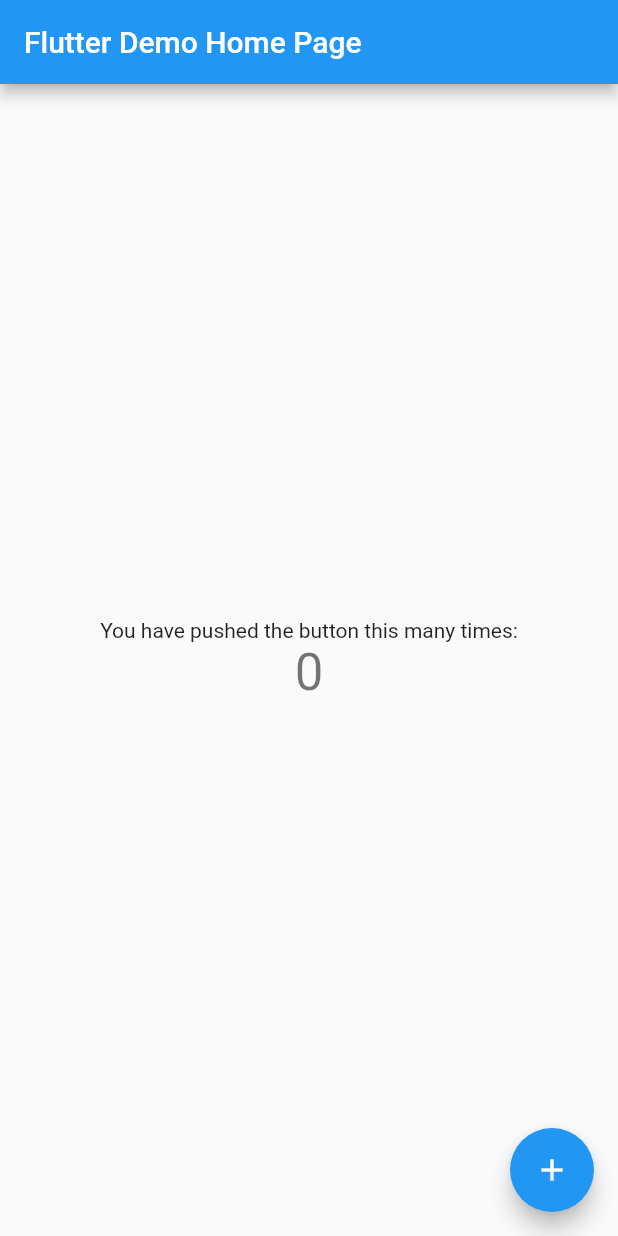
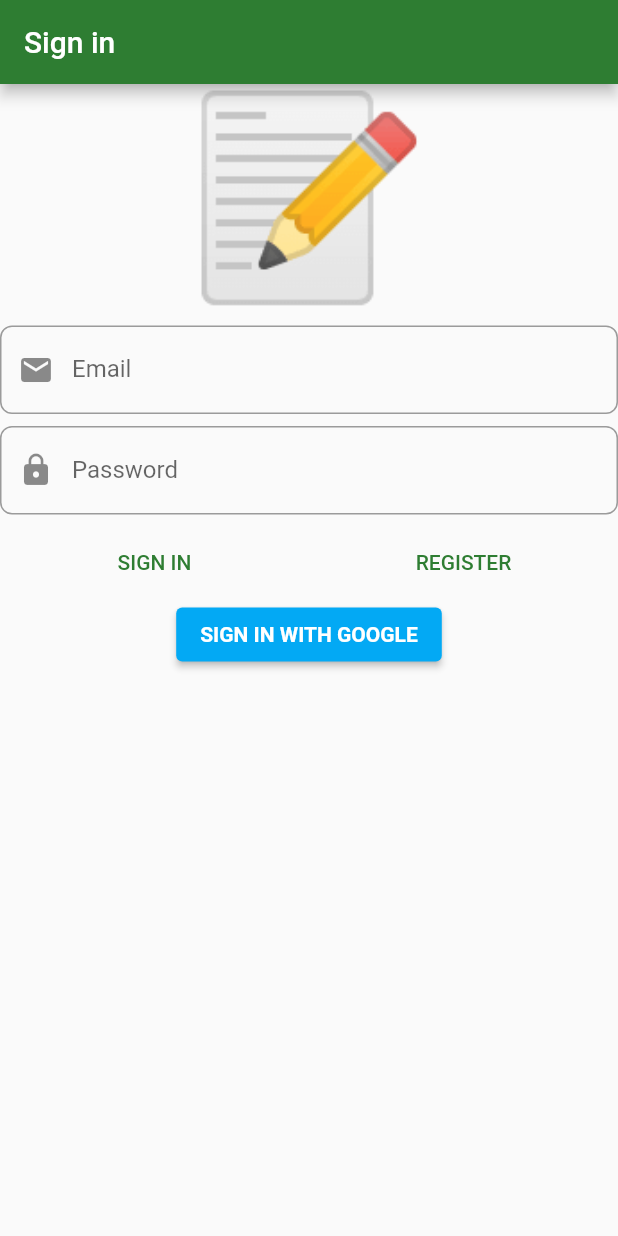
Before and after one commit to alex-lemeshinsky/flutter_ddd_firebase, a Flutter app: the screen it shows after launch, on a phone screen of 412 x 824 dp. Run offline on Flutter 3.47's test engine with Material 2 defaults, Android fonts, the light colour scheme and no system bars; our stand-ins replace another_flushbar, dartz, firebase_auth, firebase_core, flutter_bloc, freezed_annotation and 3 more; accounts and stored records are empty.

Commit message:
implemented sign in form

```diff
--- a/lib/domain/auth/i_auth_facade.dart
+++ b/lib/domain/auth/i_auth_facade.dart
@@ -1,8 +1,11 @@
 import 'package:dartz/dartz.dart';
 import 'package:flutter_ddd_firebase/domain/auth/auth_failure.dart';
+import 'package:flutter_ddd_firebase/domain/auth/user.dart';
 import 'package:flutter_ddd_firebase/domain/auth/value_objects.dart';
 
 abstract class IAuthFacade {
+  Future<Option<AppUser>> getSignedInUser();
+
   Future<Either<AuthFailure, Unit>> registerWithEmailAndPassword({
     required EmailAddress emailAddress,
     required Password password,
@@ -14,4 +17,6 @@
   });
 
   Future<Either<AuthFailure, Unit>> signInWithGoogle();
+
+  Future<void> signOut();
 }
--- a/lib/main.dart
+++ b/lib/main.dart
@@ -1,115 +1,12 @@
+import 'package:firebase_core/firebase_core.dart';
 import 'package:flutter/material.dart';
+import 'package:flutter_ddd_firebase/presentation/core/app_widget.dart';
 
-void main() {
-  runApp(const MyApp());
+import 'injection.dart';
+
+void main() async {
+  WidgetsFlutterBinding.ensureInitialized();
+  await Firebase.initializeApp();
+  configureDependencies();
+  runApp(const AppWidget());
 }
-
-class MyApp extends StatelessWidget {
-  const MyApp({super.key});
-
-  // This widget is the root of your application.
-  @override
-  Widget build(BuildContext context) {
-    return MaterialApp(
-      title: 'Flutter Demo',
-      theme: ThemeData(
-        // This is the theme of your application.
-        //
-        // Try running your application with "flutter run". You'll see the
-        // application has a blue toolbar. Then, without quitting the app, try
-        // changing the primarySwatch below to Colors.green and then invoke
-        // "hot reload" (press "r" in the console where you ran "flutter run",
-        // or simply save your changes to "hot reload" in a Flutter IDE).
-        // Notice that the counter didn't reset back to zero; the application
-        // is not restarted.
-        primarySwatch: Colors.blue,
-      ),
-      home: const MyHomePage(title: 'Flutter Demo Home Page'),
-    );
-  }
-}
-
-class MyHomePage extends StatefulWidget {
-  const MyHomePage({super.key, required this.title});
-
-  // This widget is the home page of your application. It is stateful, meaning
-  // that it has a State object (defined below) that contains fields that affect
-  // how it looks.
-
-  // This class is the configuration for the state. It holds the values (in this
-  // case the title) provided by the parent (in this case the App widget) and
-  // used by the build method of the State. Fields in a Widget subclass are
-  // always marked "final".
-
-  final String title;
-
-  @override
-  State<MyHomePage> createState() => _MyHomePageState();
-}
-
-class _MyHomePageState extends State<MyHomePage> {
-  int _counter = 0;
-
-  void _incrementCounter() {
-    setState(() {
-      // This call to setState tells the Flutter framework that something has
-      // changed in this State, which causes it to rerun the build method below
-      // so that the display can reflect the updated values. If we changed
-      // _counter without calling setState(), then the build method would not be
-      // called again, and so nothing would appear to happen.
-      _counter++;
-    });
-  }
-
-  @override
-  Widget build(BuildContext context) {
-    // This method is rerun every time setState is called, for instance as done
-    // by the _incrementCounter method above.
-    //
-    // The Flutter framework has been optimized to make rerunning build methods
-    // fast, so that you can just rebuild anything that needs updating rather
-    // than having to individually change instances of widgets.
-    return Scaffold(
-      appBar: AppBar(
-        // Here we take the value from the MyHomePage object that was created by
-        // the App.build method, and use it to set our appbar title.
-        title: Text(widget.title),
-      ),
-      body: Center(
-        // Center is a layout widget. It takes a single child and positions it
-        // in the middle of the parent.
-        child: Column(
-          // Column is also a layout widget. It takes a list of children and
-          // arranges them vertically. By default, it sizes itself to fit its
-          // children horizontally, and tries to be as tall as its parent.
-          //
-          // Invoke "debug painting" (press "p" in the console, choose the
-          // "Toggle Debug Paint" action from the Flutter Inspector in Android
-          // Studio, or the "Toggle Debug Paint" command in Visual Studio Code)
-          // to see the wireframe for each widget.
-          //
-          // Column has various properties to control how it sizes itself and
-          // how it positions its children. Here we use mainAxisAlignment to
-          // center the children vertically; the main axis here is the vertical
-          // axis because Columns are vertical (the cross axis would be
-          // horizontal).
-          mainAxisAlignment: MainAxisAlignment.center,
-          children: <Widget>[
-            const Text(
-              'You have pushed the button this many times:',
-            ),
-            Text(
-              '$_counter',
-              style: Theme.of(context).textTheme.headlineMedium,
-            ),
-          ],
-        ),
-      ),
-      floatingActionButton: FloatingActionButton(
-        onPressed: _incrementCounter,
-        tooltip: 'Increment',
-        child: const Icon(Icons.add),
-      ), // This trailing comma makes auto-formatting nicer for build methods.
-    );
-  }
-}
--- /dev/null
+++ b/lib/presentation/core/app_widget.dart
@@ -0,0 +1,23 @@
+import 'package:flutter/material.dart';
+import 'package:flutter_ddd_firebase/presentation/sign_in/sign_in_page.dart';
+
+class AppWidget extends StatelessWidget {
+  const AppWidget({super.key});
+
+  @override
+  Widget build(BuildContext context) {
+    return MaterialApp(
+      title: "Notes app",
+      theme: ThemeData.light().copyWith(
+        colorScheme: ColorScheme.light(
+          primary: Colors.green[800]!,
+          secondary: Colors.blueAccent,
+        ),
+        inputDecorationTheme: InputDecorationTheme(
+          border: OutlineInputBorder(borderRadius: BorderRadius.circular(8.0)),
+        ),
+      ),
+      home: const SignInPage(),
+    );
+  }
+}
--- /dev/null
+++ b/lib/presentation/sign_in/sign_in_page.dart
@@ -0,0 +1,21 @@
+import 'package:flutter/material.dart';
+import 'package:flutter_bloc/flutter_bloc.dart';
+import 'package:flutter_ddd_firebase/application/auth/sign_in_form/bloc/sign_in_form_bloc.dart';
+import 'package:flutter_ddd_firebase/injection.dart';
+
+import 'widgets/sign_in_form.dart';
+
+class SignInPage extends StatelessWidget {
+  const SignInPage({super.key});
+
+  @override
+  Widget build(BuildContext context) {
+    return Scaffold(
+      appBar: AppBar(title: const Text("Sign in")),
+      body: BlocProvider(
+        create: (_) => getIt<SignInFormBloc>(),
+        child: const SignInForm(),
+      ),
+    );
+  }
+}
--- /dev/null
+++ b/lib/presentation/sign_in/widgets/sign_in_form.dart
@@ -0,0 +1,135 @@
+import 'package:another_flushbar/flushbar_helper.dart';
+import 'package:flutter/material.dart';
+import 'package:flutter_bloc/flutter_bloc.dart';
+import 'package:flutter_ddd_firebase/application/auth/sign_in_form/bloc/sign_in_form_bloc.dart';
+
+class SignInForm extends StatelessWidget {
+  const SignInForm({super.key});
+
+  @override
+  Widget build(BuildContext context) {
+    return BlocConsumer<SignInFormBloc, SignInFormState>(
+      listener: (context, state) {
+        state.authFailureOrSuccessOption.fold(
+          () => null,
+          (either) => either.fold(
+            (l) {
+              FlushbarHelper.createError(
+                message: l.map(
+                  cancelledByUser: (_) => "Cancelled by user",
+                  serverError: (_) => "Server error",
+                  emailAlreadyInUse: (_) => "Email is already in use",
+                  invalidEmailAndPasswordCombination: (_) =>
+                      "Invalid email or password",
+                ),
+              );
+            },
+            (r) => null,
+          ),
+        );
+      },
+      builder: (context, state) {
+        return Form(
+          autovalidateMode: state.showErrorMessaged
+              ? AutovalidateMode.always
+              : AutovalidateMode.disabled,
+          child: Column(
+            children: [
+              const Text(
+                "📝",
+                textAlign: TextAlign.center,
+                style: TextStyle(fontSize: 130),
+              ),
+              const SizedBox(height: 8.0),
+              TextFormField(
+                decoration: const InputDecoration(
+                  prefixIcon: Icon(Icons.email),
+                  labelText: "Email",
+                ),
+                keyboardType: TextInputType.emailAddress,
+                autocorrect: false,
+                onChanged: (value) => BlocProvider.of<SignInFormBloc>(context)
+                    .add(SignInFormEvent.emailChanged(value)),
+                validator: (_) => BlocProvider.of<SignInFormBloc>(context)
+                    .state
+                    .emailAddress
+                    .value
+                    .fold(
+                      (l) => l.maybeMap(
+                        invalidEmail: (_) => "Invalid Email",
+                        orElse: () => null,
+                      ),
+                      (r) => null,
+                    ),
+              ),
+              const SizedBox(height: 8.0),
+              TextFormField(
+                decoration: const InputDecoration(
+                  prefixIcon: Icon(Icons.lock),
+                  labelText: "Password",
+                ),
+                keyboardType: TextInputType.visiblePassword,
+                autocorrect: false,
+                obscureText: true,
+                onChanged: (value) => BlocProvider.of<SignInFormBloc>(context)
+                    .add(SignInFormEvent.passwordChanged(value)),
+                validator: (_) => BlocProvider.of<SignInFormBloc>(context)
+                    .state
+                    .emailAddress
+                    .value
+                    .fold(
+                      (l) => l.maybeMap(
+                        shortPassword: (_) => "Short Password",
+                        orElse: () => null,
+                      ),
+                      (r) => null,
+                    ),
+              ),
+              const SizedBox(height: 8.0),
+              Row(
+                children: [
+                  Expanded(
+                    child: TextButton(
+                      onPressed: () {
+                        BlocProvider.of<SignInFormBloc>(context).add(
+                          const SignInFormEvent
+                              .signInWithEmailAndPasswordPressed(),
+                        );
+                      },
+                      child: const Text("SIGN IN"),
+                    ),
+                  ),
+                  Expanded(
+                    child: TextButton(
+                      onPressed: () {
+                        BlocProvider.of<SignInFormBloc>(context).add(
+                          const SignInFormEvent
+                              .registerWithEmailAndPasswordPressed(),
+                        );
+                      },
+                      child: const Text("REGISTER"),
+                    ),
+                  ),
+                ],
+              ),
+              ElevatedButton(
+                onPressed: () {
+                  BlocProvider.of<SignInFormBloc>(context).add(
+                    const SignInFormEvent.signInWithGooglePressed(),
+                  );
+                },
+                style: ElevatedButton.styleFrom(
+                  backgroundColor: Colors.lightBlue,
+                ),
+                child: const Text(
+                  "SIGN IN WITH GOOGLE",
+                  style: TextStyle(fontWeight: FontWeight.bold),
+                ),
+              ),
+            ],
+          ),
+        );
+      },
+    );
+  }
+}
--- a/pubspec.yaml
+++ b/pubspec.yaml
@@ -20,6 +20,8 @@
   google_sign_in: ^6.0.2
   get_it: ^7.2.0
   injectable: ^2.1.1
+  another_flushbar: ^1.12.29
+  uuid: ^3.0.7
 
 dev_dependencies:
   flutter_test:
```
Also changed, not shown: lib/domain/auth/user.dart (added, +11 -0 lines), lib/domain/core/value_objects.dart (+15 -0 lines), lib/infrastructure/auth/firebase_auth_facade.dart (+15 -0 lines), lib/infrastructure/auth/firebase_user_mapper.dart (added, +7 -0 lines), lib/domain/auth/user.freezed.dart (added), pubspec.lock, 3 other files.
